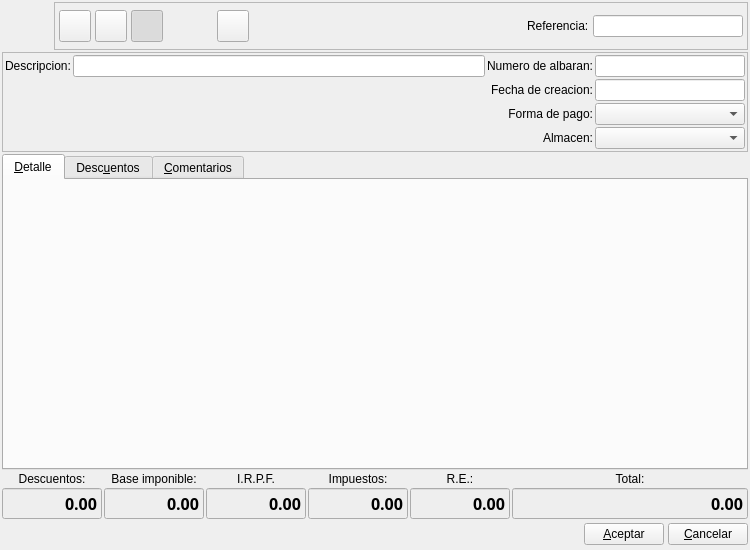
eboladev/Bulmages-1, file bulmages/bulmafact/plugins/pluginbf_proveedoralbaran/albaranproveedorbase.ui: the form before one commit.
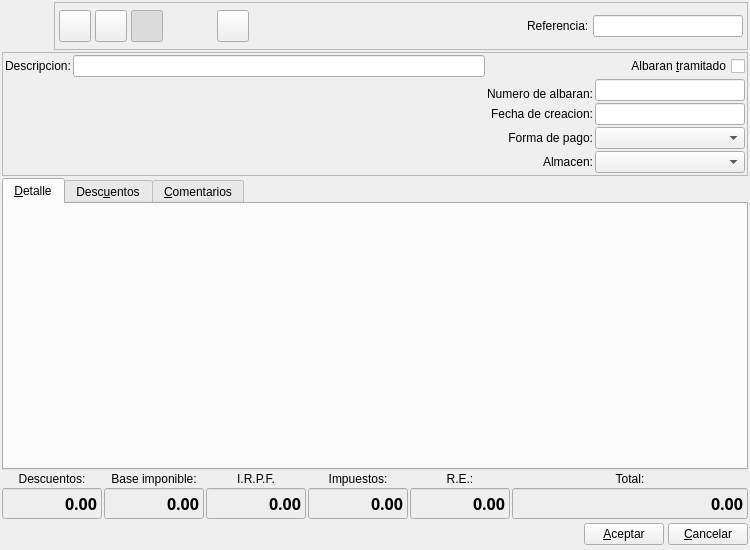
The form after the commit. Icons and pictures are not drawn. Custom widgets are drawn as their Qt base class.

```diff
--- a/bulmages/bulmafact/plugins/pluginbf_proveedoralbaran/albaranproveedorbase.ui
+++ b/bulmages/bulmafact/plugins/pluginbf_proveedoralbaran/albaranproveedorbase.ui
@@ -354,26 +354,23 @@
       <enum>QFrame::Raised</enum>
      </property>
      <layout class="QGridLayout" name="gridLayout">
-      <item row="0" column="0">
-       <widget class="QLabel" name="label8">
-        <property name="sizePolicy">
-         <sizepolicy hsizetype="Preferred" vsizetype="Fixed">
-          <horstretch>0</horstretch>
-          <verstretch>0</verstretch>
-         </sizepolicy>
+      <item row="1" column="4" rowspan="2">
+       <widget class="QLineEdit" name="mui_numalbaranp">
+        <property name="minimumSize">
+         <size>
+          <width>150</width>
+          <height>0</height>
+         </size>
         </property>
-        <property name="text">
-         <string>Descripcion:</string>
-        </property>
-        <property name="buddy">
-         <cstring>mui_descalbaranp</cstring>
+        <property name="maximumSize">
+         <size>
+          <width>150</width>
+          <height>16777215</height>
+         </size>
         </property>
        </widget>
       </item>
-      <item row="0" column="1">
-       <widget class="QLineEdit" name="mui_descalbaranp"/>
-      </item>
-      <item row="0" column="2">
+      <item row="2" column="3">
        <widget class="QLabel" name="label7">
         <property name="sizePolicy">
          <sizepolicy hsizetype="Preferred" vsizetype="Fixed">
@@ -392,23 +389,7 @@
         </property>
        </widget>
       </item>
-      <item row="0" column="3">
-       <widget class="QLineEdit" name="mui_numalbaranp">
-        <property name="minimumSize">
-         <size>
-          <width>150</width>
-          <height>0</height>
-         </size>
-        </property>
-        <property name="maximumSize">
-         <size>
-          <width>150</width>
-          <height>16777215</height>
-         </size>
-        </property>
-       </widget>
-      </item>
-      <item row="1" column="0" rowspan="3" colspan="2">
+      <item row="3" column="1" rowspan="3" colspan="2">
        <widget class="BlSearchWidget" name="mui_idproveedor" native="true">
         <property name="minimumSize">
          <size>
@@ -418,7 +399,7 @@
         </property>
        </widget>
       </item>
-      <item row="1" column="2">
+      <item row="3" column="3">
        <widget class="QLabel" name="label11">
         <property name="sizePolicy">
          <sizepolicy hsizetype="Preferred" vsizetype="Fixed">
@@ -437,7 +418,7 @@
         </property>
        </widget>
       </item>
-      <item row="1" column="3">
+      <item row="3" column="4">
        <widget class="BlDateSearch" name="mui_fechaalbaranp">
         <property name="minimumSize">
          <size>
@@ -453,7 +434,7 @@
         </property>
        </widget>
       </item>
-      <item row="2" column="2">
+      <item row="4" column="3">
        <widget class="QLabel" name="label10">
         <property name="sizePolicy">
          <sizepolicy hsizetype="Preferred" vsizetype="Fixed">
@@ -472,7 +453,7 @@
         </property>
        </widget>
       </item>
-      <item row="2" column="3">
+      <item row="4" column="4">
        <widget class="BfBuscarFormaPago" name="mui_idforma_pago">
         <property name="minimumSize">
          <size>
@@ -488,7 +469,7 @@
         </property>
        </widget>
       </item>
-      <item row="3" column="2">
+      <item row="5" column="3">
        <widget class="QLabel" name="label12">
         <property name="sizePolicy">
          <sizepolicy hsizetype="Preferred" vsizetype="Fixed">
@@ -507,7 +488,7 @@
         </property>
        </widget>
       </item>
-      <item row="3" column="3">
+      <item row="5" column="4">
        <widget class="BfBuscarAlmacen" name="mui_idalmacen">
         <property name="minimumSize">
          <size>
@@ -523,6 +504,35 @@
         </property>
        </widget>
       </item>
+      <item row="0" column="4">
+       <widget class="QCheckBox" name="mui_procesadoalbaranp">
+        <property name="layoutDirection">
+         <enum>Qt::RightToLeft</enum>
+        </property>
+        <property name="text">
+         <string>Albaran &amp;tramitado</string>
+        </property>
+       </widget>
+      </item>
+      <item row="0" column="1">
+       <widget class="QLabel" name="label8">
+        <property name="sizePolicy">
+         <sizepolicy hsizetype="Preferred" vsizetype="Fixed">
+          <horstretch>0</horstretch>
+          <verstretch>0</verstretch>
+         </sizepolicy>
+        </property>
+        <property name="text">
+         <string>Descripcion:</string>
+        </property>
+        <property name="buddy">
+         <cstring>mui_descalbaranp</cstring>
+        </property>
+       </widget>
+      </item>
+      <item row="0" column="2">
+       <widget class="QLineEdit" name="mui_descalbaranp"/>
+      </item>
      </layout>
     </widget>
    </item>
```
